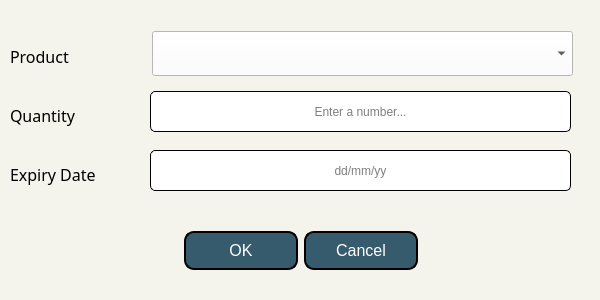
First picture: the form in addPrExisting.ui, repository ongchangco/Economystique2, before the edit.
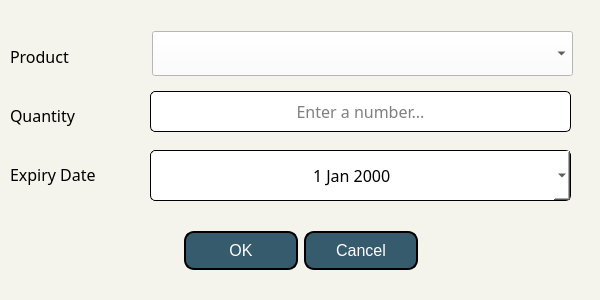
Second picture: the form after the edit. Icons and pictures are not drawn.

Patch:
```diff
--- a/addPrExisting.ui
+++ b/addPrExisting.ui
@@ -156,6 +156,12 @@
      <height>41</height>
     </rect>
    </property>
+   <property name="font">
+    <font>
+     <family>Century Gothic</family>
+     <pointsize>12</pointsize>
+    </font>
+   </property>
    <property name="styleSheet">
     <string notr="true">background: white;
 border: 1px solid black;
@@ -168,15 +174,21 @@
     <string>Enter a number...</string>
    </property>
   </widget>
-  <widget class="QLineEdit" name="teExpDate">
+  <widget class="QDateEdit" name="deExpDate">
    <property name="geometry">
     <rect>
      <x>150</x>
      <y>150</y>
      <width>421</width>
-     <height>41</height>
+     <height>51</height>
     </rect>
    </property>
+   <property name="font">
+    <font>
+     <family>Century Gothic</family>
+     <pointsize>12</pointsize>
+    </font>
+   </property>
    <property name="styleSheet">
     <string notr="true">background: white;
 border: 1px solid black;
@@ -185,8 +197,8 @@
    <property name="alignment">
     <set>Qt::AlignCenter</set>
    </property>
-   <property name="placeholderText">
-    <string>dd/mm/yy</string>
+   <property name="calendarPopup">
+    <bool>true</bool>
    </property>
   </widget>
  </widget>
```
